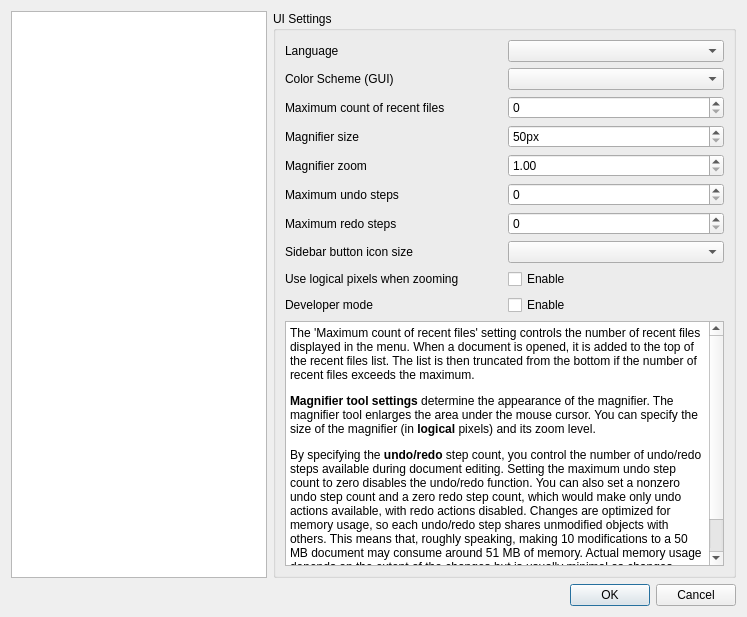
This is Pdf4QtLibGui/pdfviewersettingsdialog.ui in studio-berry/loop as Qt 5 draws it before an edit. The edited form follows.
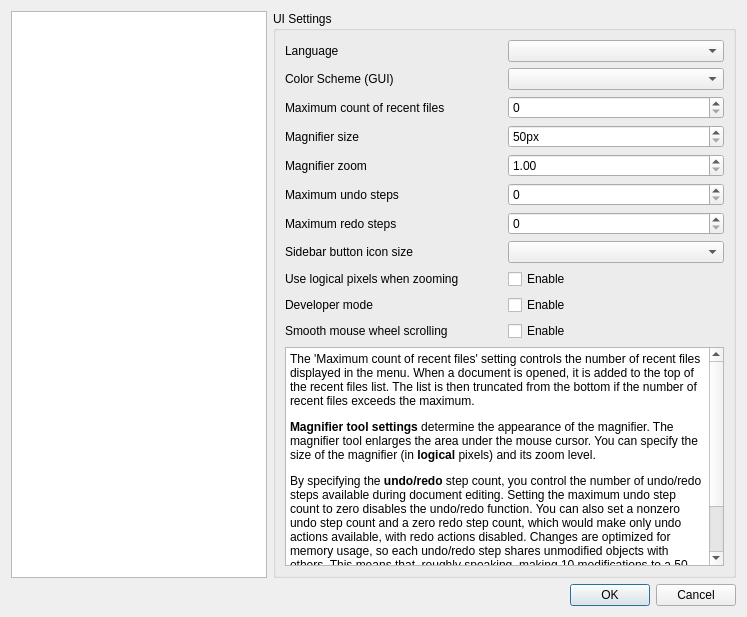
This is the edited form.

Commit message: Issue #136: smooth scrolling of document with mouse middle wheel - flywheel

What changed in the file:
```diff
--- a/Pdf4QtLibGui/pdfviewersettingsdialog.ui
+++ b/Pdf4QtLibGui/pdfviewersettingsdialog.ui
@@ -1051,6 +1051,13 @@
                 </property>
                </widget>
               </item>
+              <item row="10" column="0">
+               <widget class="QLabel" name="smoothMiddleMouseScrollingLabel">
+                <property name="text">
+                 <string>Smooth mouse wheel scrolling</string>
+                </property>
+               </widget>
+              </item>
               <item row="0" column="0">
                <widget class="QLabel" name="languageLabel">
                 <property name="text">
@@ -1061,6 +1068,13 @@
               <item row="0" column="1">
                <widget class="QComboBox" name="languageCombo"/>
               </item>
+              <item row="10" column="1">
+               <widget class="QCheckBox" name="smoothMiddleMouseScrollingCheckBox">
+                <property name="text">
+                 <string>Enable</string>
+                </property>
+               </widget>
+              </item>
              </layout>
             </item>
             <item>
```
The commit also changes 17 other files.
